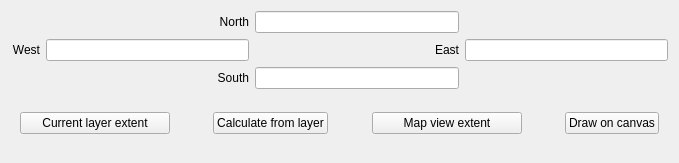
Before: the Qt Designer form src/ui/qgsextentgroupboxwidget.ui in carsmie/QGIS, drawn with Qt 5.
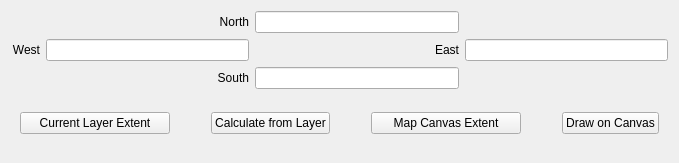
After: the same form once the commit is applied.

Commit message:
[metasearch] Minor UI updates to conform to HIG (#7810)
* [metasearch] Use QgsFilterLineEdit for keyword search box

* [metasearch] Remove version number from dialog title

This is no longer required now that the plugin is bundled with
QGIS - the version number now follows QGIS version numbering

* Capitalization, ellipsis

* [metasearch] Use a question messagebox

Diff of the .ui file:
```diff
--- a/src/ui/qgsextentgroupboxwidget.ui
+++ b/src/ui/qgsextentgroupboxwidget.ui
@@ -86,7 +86,7 @@
          </size>
         </property>
         <property name="text">
-         <string>Map view extent</string>
+         <string>Map Canvas Extent</string>
         </property>
        </widget>
       </item>
@@ -138,7 +138,7 @@
          </sizepolicy>
         </property>
         <property name="text">
-         <string>Calculate from layer</string>
+         <string>Calculate from Layer</string>
         </property>
        </widget>
       </item>
@@ -151,7 +151,7 @@
          </sizepolicy>
         </property>
         <property name="text">
-         <string>Draw on canvas</string>
+         <string>Draw on Canvas</string>
         </property>
        </widget>
       </item>
@@ -164,7 +164,7 @@
          </size>
         </property>
         <property name="text">
-         <string>Current layer extent</string>
+         <string>Current Layer Extent</string>
         </property>
        </widget>
       </item>
```
The commit also changes 6 other files.
